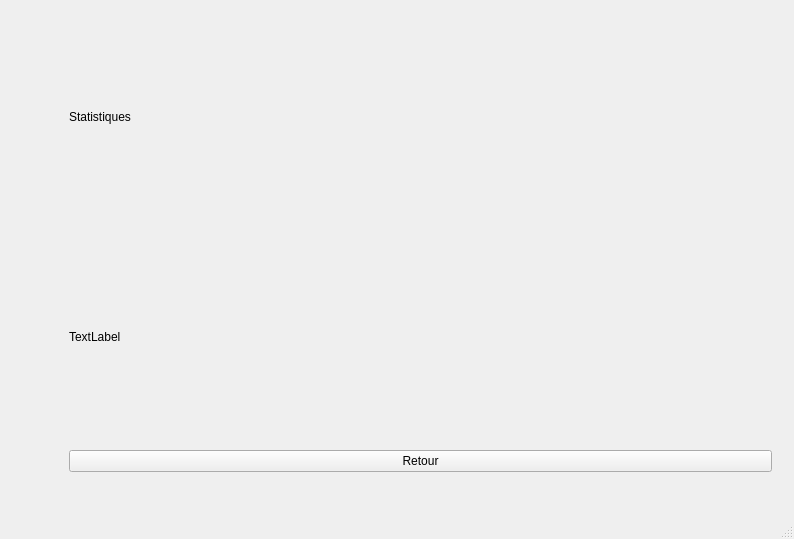
Above: UI/Statistiques.ui from Guillaume-Chauveau/CatalogageDeDocumentDeLaDIBISO before the change. Below: the same form after it.
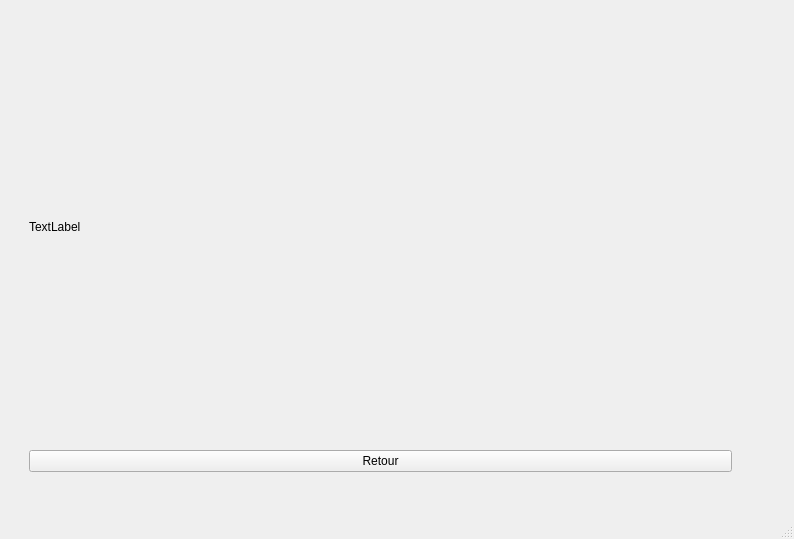
That is the form after the change.

Commit message: amélioration de l'interface de Statistiques

What changed in the file:
```diff
--- a/UI/Statistiques.ui
+++ b/UI/Statistiques.ui
@@ -17,7 +17,7 @@
    <widget class="QFrame" name="frame">
     <property name="geometry">
      <rect>
-      <x>60</x>
+      <x>20</x>
       <y>0</y>
       <width>721</width>
       <height>481</height>
@@ -28,15 +28,6 @@
     </property>
     <layout class="QVBoxLayout" name="verticalLayout_2">
      <item>
-      <layout class="QVBoxLayout" name="verticalLayout">
-       <item>
-        <widget class="QLabel" name="label">
-         <property name="text">
-          <string>Statistiques</string>
-         </property>
-        </widget>
-       </item>
-       <item>
         <layout class="QGridLayout" name="gridLayout">
          <item row="0" column="0">
           <widget class="QLabel" name="textPerformance">
@@ -47,8 +38,6 @@
          </item>
         </layout>
        </item>
-      </layout>
-     </item>
      <item>
       <widget class="QPushButton" name="Retour">
        <property name="text">
```
Left out of the diff: 4 changed lines with no effect on the pictures. Lines whose indentation alone changed are shown as unchanged. The commit also changes 3 other files.
